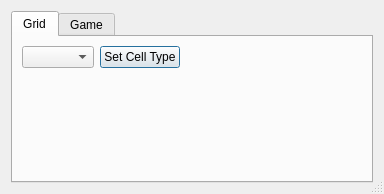
Before: the Qt Designer form util/devmenu.ui in Sv443/Townly, drawn with Qt 5.
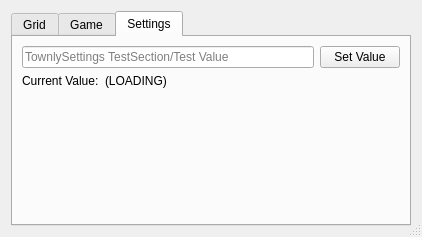
After: the same form once the commit is applied.

Commit message: added TownlySettings module + added dev menu tab

```diff
--- a/util/devmenu.ui
+++ b/util/devmenu.ui
@@ -6,8 +6,8 @@
    <rect>
     <x>0</x>
     <y>0</y>
-    <width>384</width>
-    <height>194</height>
+    <width>422</width>
+    <height>237</height>
    </rect>
   </property>
   <property name="windowTitle">
@@ -23,7 +23,7 @@
    <item>
     <widget class="QTabWidget" name="tabWidget">
      <property name="currentIndex">
-      <number>0</number>
+      <number>2</number>
      </property>
      <widget class="QWidget" name="tabGrid">
       <attribute name="title">
@@ -80,6 +80,83 @@
        <string>Game</string>
       </attribute>
      </widget>
+     <widget class="QWidget" name="tabSettings">
+      <attribute name="title">
+       <string>Settings</string>
+      </attribute>
+      <layout class="QVBoxLayout" name="verticalLayout_2">
+       <item>
+        <layout class="QHBoxLayout" name="horizontalLayout">
+         <item>
+          <widget class="QLineEdit" name="tbSetSettingTestVal">
+           <property name="inputMask">
+            <string/>
+           </property>
+           <property name="text">
+            <string/>
+           </property>
+           <property name="placeholderText">
+            <string>TownlySettings TestSection/Test Value</string>
+           </property>
+          </widget>
+         </item>
+         <item>
+          <widget class="QPushButton" name="pushButton">
+           <property name="text">
+            <string>Set Value</string>
+           </property>
+           <property name="default">
+            <bool>true</bool>
+           </property>
+          </widget>
+         </item>
+        </layout>
+       </item>
+       <item>
+        <layout class="QHBoxLayout" name="horizontalLayout_2">
+         <item>
+          <widget class="QLabel" name="label">
+           <property name="sizePolicy">
+            <sizepolicy hsizetype="Minimum" vsizetype="Preferred">
+             <horstretch>0</horstretch>
+             <verstretch>0</verstretch>
+            </sizepolicy>
+           </property>
+           <property name="text">
+            <string>Current Value:</string>
+           </property>
+          </widget>
+         </item>
+         <item>
+          <widget class="QLabel" name="lbTestSettingDisp">
+           <property name="sizePolicy">
+            <sizepolicy hsizetype="Expanding" vsizetype="Preferred">
+             <horstretch>0</horstretch>
+             <verstretch>0</verstretch>
+            </sizepolicy>
+           </property>
+           <property name="text">
+            <string>(LOADING)</string>
+           </property>
+          </widget>
+         </item>
+        </layout>
+       </item>
+       <item>
+        <spacer name="verticalSpacer_2">
+         <property name="orientation">
+          <enum>Qt::Vertical</enum>
+         </property>
+         <property name="sizeHint" stdset="0">
+          <size>
+           <width>20</width>
+           <height>40</height>
+          </size>
+         </property>
+        </spacer>
+       </item>
+      </layout>
+     </widget>
     </widget>
    </item>
   </layout>
```
Left out of the diff: 2 changed lines with no effect on the pictures. The commit also changes 9 other files.
